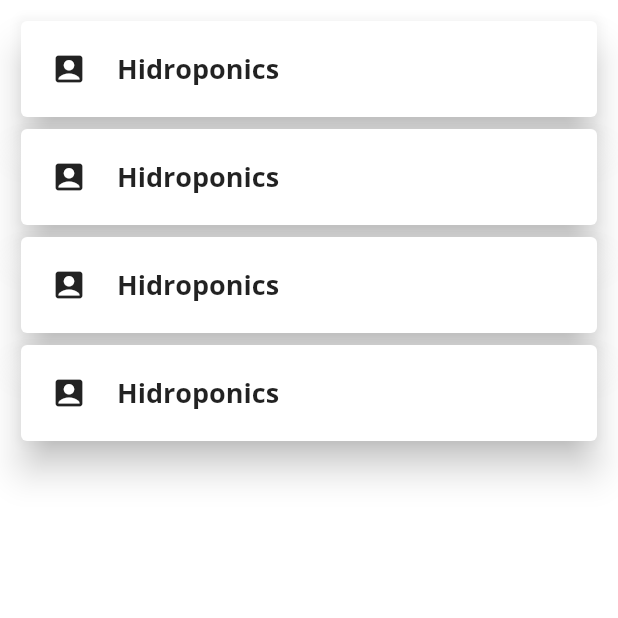
After one commit to webtoor/bitponic-app, a Flutter app: the Dashboard screen opened directly, on a phone screen of 412 x 824 dp, the top half of it. The commit adds this screen. Run offline on Flutter 3.47's test engine with Material 2 defaults, Android fonts, the phone set to English and light mode, and no system bars; our stand-ins replace flutter_screenutil, google_fonts, rxdart.

```diff
--- /dev/null
+++ b/lib/src/screens/dashboard.dart
@@ -0,0 +1,41 @@
+import 'package:flutter/material.dart';
+import 'package:google_fonts/google_fonts.dart';
+
+class Dashboard extends StatelessWidget {
+  @override
+  Widget build(BuildContext context) {
+    return Scaffold(
+        backgroundColor: Colors.white,
+        body: Container(
+          margin: EdgeInsets.all(10),
+          child: ListView(
+            children: <Widget>[
+              buildCard(Icons.account_box, "Hidroponics"),
+              buildCard(Icons.account_box, "Hidroponics"),
+              buildCard(Icons.account_box, "Hidroponics"),
+              buildCard(Icons.account_box, "Hidroponics"),
+
+
+            ],
+          ),
+        ));
+  }
+}
+
+Card buildCard(IconData iconData, String text) {
+  return Card(
+    elevation: 10,
+    child: Row(
+      children: <Widget>[
+        Container(margin: EdgeInsets.all(20), child: Icon(iconData)),
+        Text(
+          text,
+          style: GoogleFonts.openSans(
+              textStyle: TextStyle(
+                  fontSize: 18,
+                  fontWeight: FontWeight.bold)),
+        ),
+      ],
+    ),
+  );
+}
--- a/lib/src/widgets/form_card.dart
+++ b/lib/src/widgets/form_card.dart
@@ -1,6 +1,6 @@
-import 'package:flutter/material.dart';
+/* import 'package:flutter/material.dart';
 import 'package:flutter_screenutil/flutter_screenutil.dart';
-import 'package:bitponic/src/validation/login_validation.dart';
+import 'package:bitponic/src/validator/login_validator.dart';
 
 class FormCard extends StatefulWidget {
   @override
@@ -100,3 +100,4 @@ class _FormCardState extends State<FormCard> with Validation {
     );
   }
 }
+*/
--- a/pubspec.yaml
+++ b/pubspec.yaml
@@ -22,6 +22,8 @@ dependencies:
   flutter_screenutil: ^0.4.2
   http: ^0.12.0+4
   localstorage: ^3.0.1+4
+  rxdart: ^0.23.1
+  google_fonts: ^0.2.0
 
   # The following adds the Cupertino Icons font to your application.
   # Use with the CupertinoIcons class for iOS style icons.
```
Also changed, not shown: lib/main.dart (+3 -13 lines), lib/src/app.dart (added, +15 -0 lines), lib/src/blocs/login_bloc.dart (added, +29 -0 lines), lib/src/screens/login.dart (renamed from lib/src/screen/login.dart, +62 -39 lines), lib/src/validation/login_validation.dart (deleted, +0 -16 lines), lib/src/validators/login_validator.dart (added, +38 -0 lines), lib/src/widgets/griddashboard.dart (added, +120 -0 lines), pubspec.lock, 1 other file.
